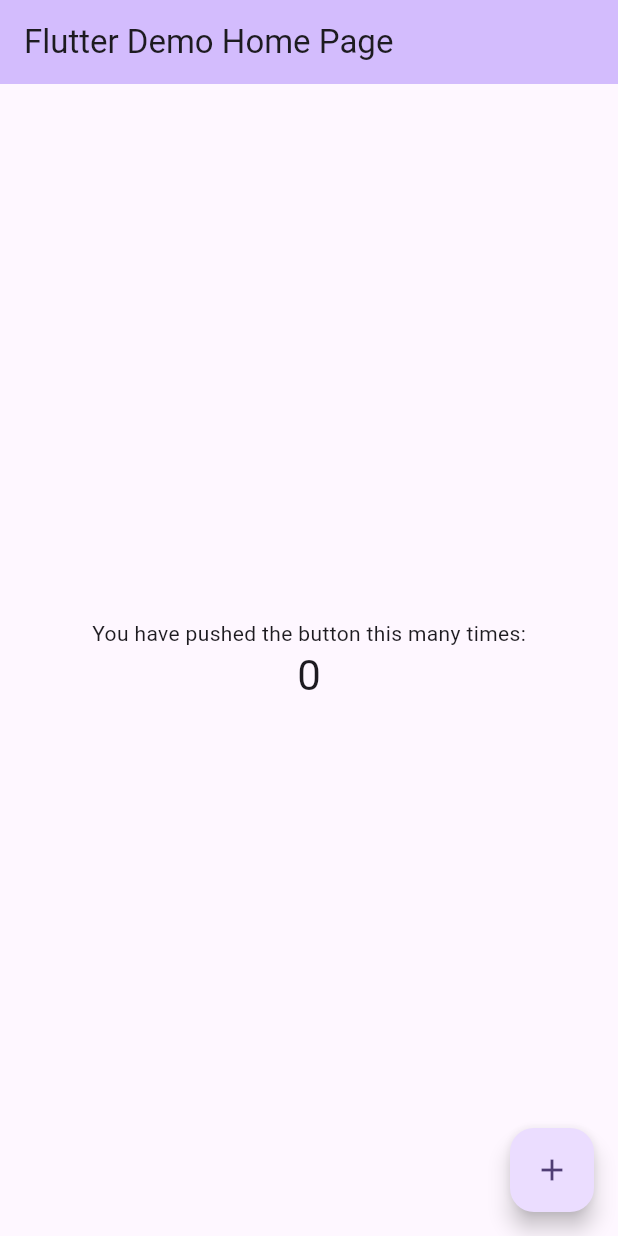
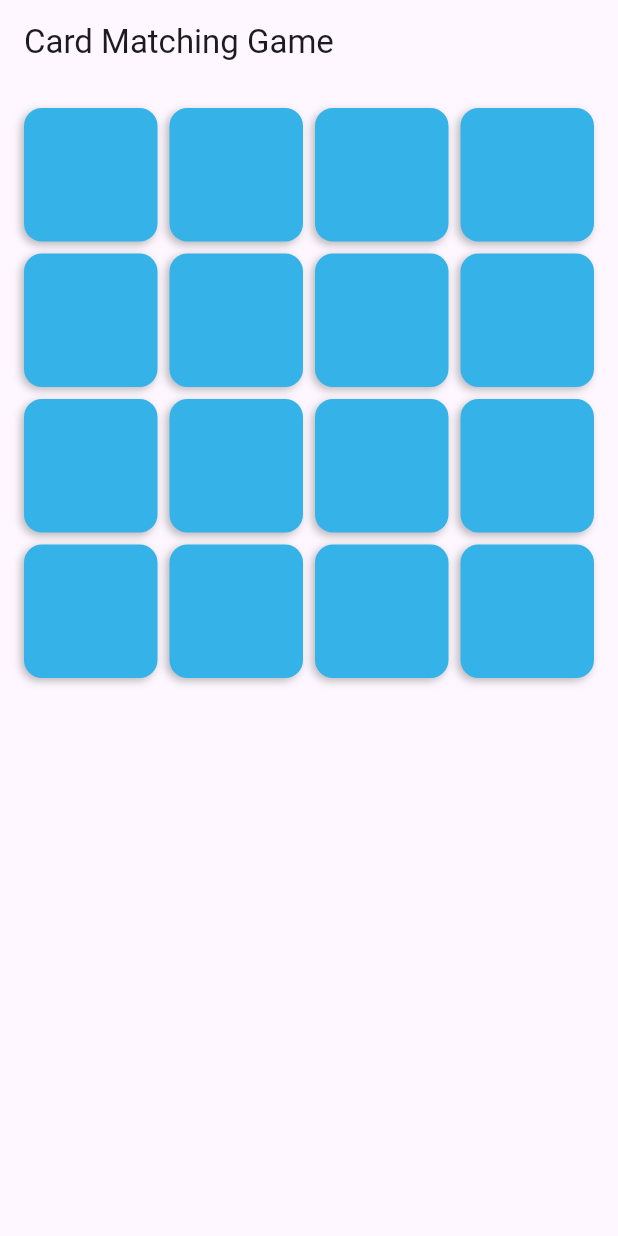
Before and after one commit to hasin-rahman/card_matching_game, a Flutter app: the screen it shows after launch, on a phone screen of 412 x 824 dp. Run offline on Flutter 3.47's test engine with Material 3 defaults, Android fonts, the phone set to English and light mode, and no system bars.

Commit message:
app code implimented

```diff
--- a/lib/main.dart
+++ b/lib/main.dart
@@ -1,122 +1,194 @@
 import 'package:flutter/material.dart';
+import 'package:provider/provider.dart';
+import 'dart:math';
 
 void main() {
-  runApp(const MyApp());
+  runApp(MyApp());
 }
 
 class MyApp extends StatelessWidget {
-  const MyApp({super.key});
-
-  // This widget is the root of your application.
   @override
   Widget build(BuildContext context) {
-    return MaterialApp(
-      title: 'Flutter Demo',
-      theme: ThemeData(
-        // This is the theme of your application.
-        //
-        // TRY THIS: Try running your application with "flutter run". You'll see
-        // the application has a purple toolbar. Then, without quitting the app,
-        // try changing the seedColor in the colorScheme below to Colors.green
-        // and then invoke "hot reload" (save your changes or press the "hot
-        // reload" button in a Flutter-supported IDE, or press "r" if you used
-        // the command line to start the app).
-        //
-        // Notice that the counter didn't reset back to zero; the application
-        // state is not lost during the reload. To reset the state, use hot
-        // restart instead.
-        //
-        // This works for code too, not just values: Most code changes can be
-        // tested with just a hot reload.
-        colorScheme: ColorScheme.fromSeed(seedColor: Colors.deepPurple),
+    return ChangeNotifierProvider(
+      create: (context) => GameState(),
+      child: MaterialApp(
+        debugShowCheckedModeBanner: false,
+        title: "Card Matching Game",
+        theme: ThemeData(
+          primarySwatch: Colors.blue,
+          visualDensity: VisualDensity.adaptivePlatformDensity,
+        ),
+        home: CardMatchingGame(),
       ),
-      home: const MyHomePage(title: 'Flutter Demo Home Page'),
     );
   }
 }
 
-class MyHomePage extends StatefulWidget {
-  const MyHomePage({super.key, required this.title});
+class GameState extends ChangeNotifier {
+  List<CardModel> _cards = [];
+  CardModel? _firstSelected;
+  CardModel? _secondSelected;
+  bool _isProcessing = false;
 
-  // This widget is the home page of your application. It is stateful, meaning
-  // that it has a State object (defined below) that contains fields that affect
-  // how it looks.
+  GameState() {
+    _initializeGame();
+  }
 
-  // This class is the configuration for the state. It holds the values (in this
-  // case the title) provided by the parent (in this case the App widget) and
-  // used by the build method of the State. Fields in a Widget subclass are
-  // always marked "final".
+  void _initializeGame() {
+    List<String> icons = ['🍎', '🍌', '🍒', '🍇', '🍓', '🍉', '🍍', '🥭'];
+    icons = [...icons, ...icons];
+    icons.shuffle(Random());
+    _cards = List.generate(icons.length, (index) => CardModel(icons[index]));
+    notifyListeners();
+  }
 
-  final String title;
+  List<CardModel> get cards => _cards;
 
-  @override
-  State<MyHomePage> createState() => _MyHomePageState();
+  void selectCard(CardModel card) async {
+    if (_isProcessing || card.isMatched || card.isFaceUp) return;
+
+    card.flip();
+    notifyListeners();
+
+    if (_firstSelected == null) {
+      _firstSelected = card;
+    } else {
+      _secondSelected = card;
+      _isProcessing = true;
+      await Future.delayed(Duration(milliseconds: 800));
+      if (_firstSelected!.icon == _secondSelected!.icon) {
+        _firstSelected!.isMatched = true;
+        _secondSelected!.isMatched = true;
+      } else {
+        _firstSelected!.flip();
+        _secondSelected!.flip();
+      }
+      _firstSelected = null;
+      _secondSelected = null;
+      _isProcessing = false;
+      notifyListeners();
+    }
+  }
 }
 
-class _MyHomePageState extends State<MyHomePage> {
-  int _counter = 0;
+class CardModel {
+  final String icon;
+  bool isFaceUp = false;
+  bool isMatched = false;
 
-  void _incrementCounter() {
-    setState(() {
-      // This call to setState tells the Flutter framework that something has
-      // changed in this State, which causes it to rerun the build method below
-      // so that the display can reflect the updated values. If we changed
-      // _counter without calling setState(), then the build method would not be
-      // called again, and so nothing would appear to happen.
-      _counter++;
-    });
+  CardModel(this.icon);
+
+  void flip() {
+    if (!isMatched) {
+      isFaceUp = !isFaceUp;
+    }
   }
+}
+
+class CardMatchingGame extends StatelessWidget {
+  @override
+  Widget build(BuildContext context) {
+    return Scaffold(
+      appBar: AppBar(title: Text("Card Matching Game")),
+      body: Center(
+        child: Consumer<GameState>(
+          builder: (context, gameState, child) {
+            return GridView.builder(
+              padding: EdgeInsets.all(16),
+              gridDelegate: SliverGridDelegateWithFixedCrossAxisCount(
+                crossAxisCount: 4,
+                crossAxisSpacing: 8,
+                mainAxisSpacing: 8,
+              ),
+              itemCount: gameState.cards.length,
+              itemBuilder: (context, index) {
+                return CardWidget(card: gameState.cards[index]);
+              },
+            );
+          },
+        ),
+      ),
+    );
+  }
+}
+
+class CardWidget extends StatelessWidget {
+  final CardModel card;
+
+  CardWidget({required this.card});
 
   @override
   Widget build(BuildContext context) {
-    // This method is rerun every time setState is called, for instance as done
-    // by the _incrementCounter method above.
-    //
-    // The Flutter framework has been optimized to make rerunning build methods
-    // fast, so that you can just rebuild anything that needs updating rather
-    // than having to individually change instances of widgets.
-    return Scaffold(
-      appBar: AppBar(
-        // TRY THIS: Try changing the color here to a specific color (to
-        // Colors.amber, perhaps?) and trigger a hot reload to see the AppBar
-        // change color while the other colors stay the same.
-        backgroundColor: Theme.of(context).colorScheme.inversePrimary,
-        // Here we take the value from the MyHomePage object that was created by
-        // the App.build method, and use it to set our appbar title.
-        title: Text(widget.title),
+    return GestureDetector(
+      onTap: () {
+        Provider.of<GameState>(context, listen: false).selectCard(card);
+      },
+      child: AnimatedSwitcher(
+        duration: Duration(milliseconds: 500),
+        transitionBuilder: (Widget child, Animation<double> animation) {
+          return RotationYTransition(turns: animation, child: child);
+        },
+        child:
+            card.isFaceUp || card.isMatched
+                ? Container(
+                  key: ValueKey(card.icon),
+                  decoration: BoxDecoration(
+                    color: const Color.fromARGB(255, 239, 194, 194),
+                    borderRadius: BorderRadius.circular(12),
+                    border: Border.all(
+                      color: const Color.fromARGB(255, 33, 243, 37),
+                      width: 3,
+                    ),
+                    boxShadow: [
+                      BoxShadow(
+                        color: Colors.black26,
+                        blurRadius: 4,
+                        offset: Offset(2, 2),
+                      ),
+                    ],
+                  ),
+                  child: Center(
+                    child: Text(card.icon, style: TextStyle(fontSize: 40)),
+                  ),
+                )
+                : Container(
+                  key: ValueKey("back"),
+                  decoration: BoxDecoration(
+                    color: const Color.fromARGB(255, 53, 178, 232),
+                    borderRadius: BorderRadius.circular(12),
+                    boxShadow: [
+                      BoxShadow(
+                        color: Colors.black26,
+                        blurRadius: 4,
+                        offset: Offset(2, 2),
+                      ),
+                    ],
+                  ),
+                ),
       ),
-      body: Center(
-        // Center is a layout widget. It takes a single child and positions it
-        // in the middle of the parent.
-        child: Column(
-          // Column is also a layout widget. It takes a list of children and
-          // arranges them vertically. By default, it sizes itself to fit its
-          // children horizontally, and tries to be as tall as its parent.
-          //
-          // Column has various properties to control how it sizes itself and
-          // how it positions its children. Here we use mainAxisAlignment to
-          // center the children vertically; the main axis here is the vertical
-          // axis because Columns are vertical (the cross axis would be
-          // horizontal).
-          //
-          // TRY THIS: Invoke "debug painting" (choose the "Toggle Debug Paint"
-          // action in the IDE, or press "p" in the console), to see the
-          // wireframe for each widget.
-          mainAxisAlignment: MainAxisAlignment.center,
-          children: <Widget>[
-            const Text('You have pushed the button this many times:'),
-            Text(
-              '$_counter',
-              style: Theme.of(context).textTheme.headlineMedium,
-            ),
-          ],
-        ),
-      ),
-      floatingActionButton: FloatingActionButton(
-        onPressed: _incrementCounter,
-        tooltip: 'Increment',
-        child: const Icon(Icons.add),
-      ), // This trailing comma makes auto-formatting nicer for build methods.
     );
   }
 }
+
+class RotationYTransition extends StatelessWidget {
+  final Widget child;
+  final Animation<double> turns;
+
+  RotationYTransition({required this.child, required this.turns});
+
+  @override
+  Widget build(BuildContext context) {
+    return AnimatedBuilder(
+      animation: turns,
+      builder: (context, child) {
+        final angle = turns.value * pi;
+        return Transform(
+          transform: Matrix4.rotationY(angle),
+          alignment: Alignment.center,
+          child: child,
+        );
+      },
+      child: child,
+    );
+  }
+}
--- a/pubspec.yaml
+++ b/pubspec.yaml
@@ -34,6 +34,7 @@ dependencies:
   # The following adds the Cupertino Icons font to your application.
   # Use with the CupertinoIcons class for iOS style icons.
   cupertino_icons: ^1.0.8
+  provider: ^6.1.2
 
 dev_dependencies:
   flutter_test:
```
Also changed, not shown: pubspec.lock.
